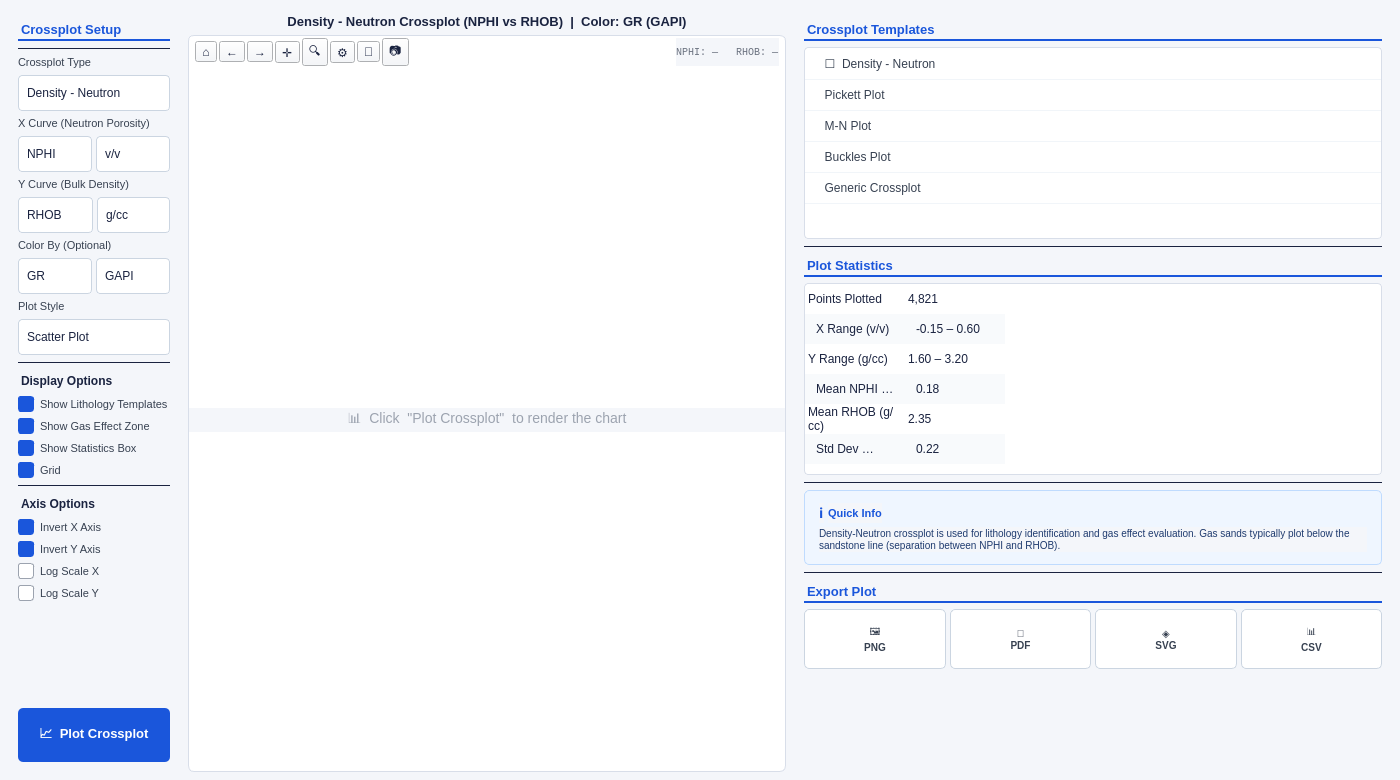
This is notebooks/day-25-petrophysics/ui/advance_crossplot_widget.ui in Ashraf-ISM/100-Days-of-Python-for-Oil-Gas-Subsurface-Analytics as Qt 5 draws it before an edit. The edited form follows.
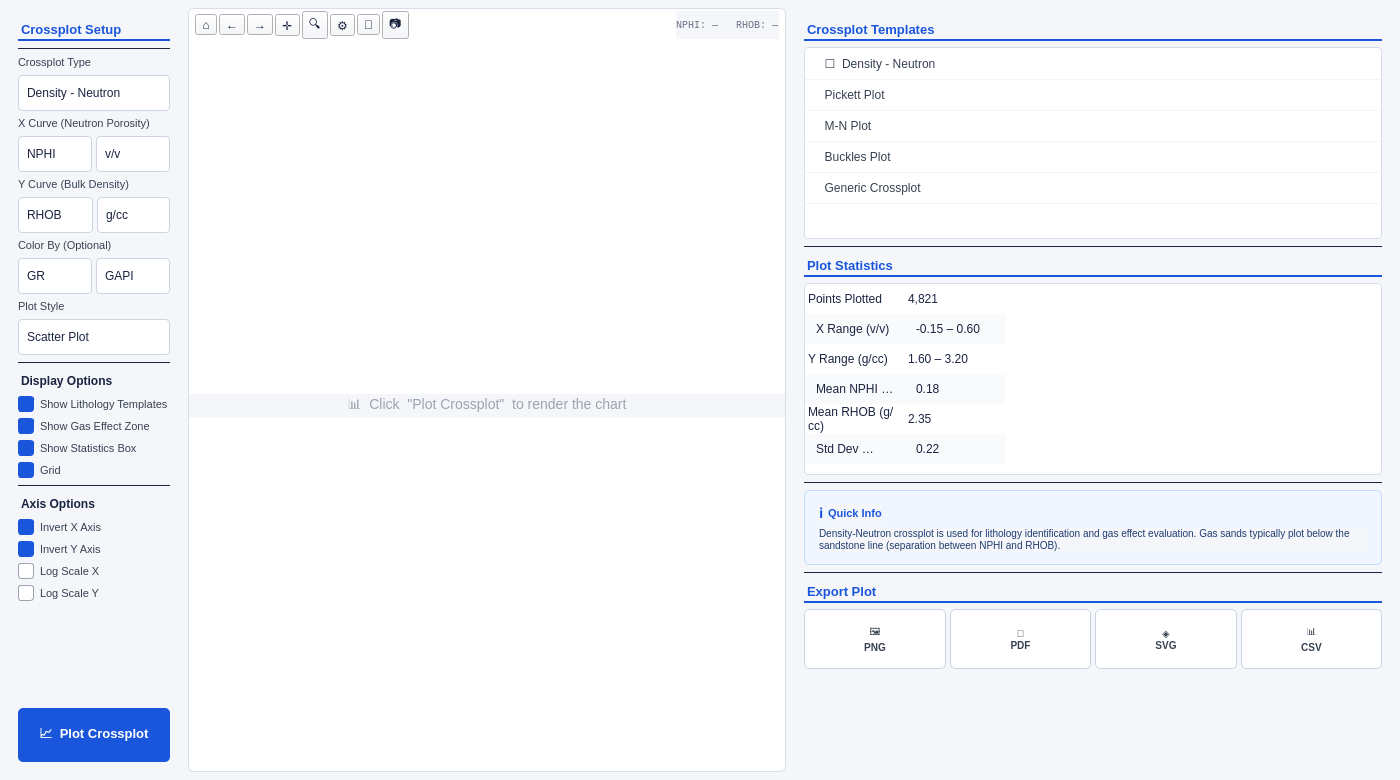
This is the edited form.

Commit message: advance cross plot ui updated

```diff
--- a/notebooks/day-25-petrophysics/ui/advance_crossplot_widget.ui
+++ b/notebooks/day-25-petrophysics/ui/advance_crossplot_widget.ui
@@ -676,19 +676,6 @@
      <property name="bottomMargin">
       <number>0</number>
      </property>
-     <item>
-      <widget class="QLabel" name="lblPlotTitle">
-       <property name="styleSheet">
-        <string>font-size:13px; font-weight:bold; color:#1A2340; padding:6px 0px;</string>
-       </property>
-       <property name="text">
-        <string>Density - Neutron Crossplot (NPHI vs RHOB)  |  Color: GR (GAPI)</string>
-       </property>
-       <property name="alignment">
-        <set>Qt::AlignCenter</set>
-       </property>
-      </widget>
-     </item>
      <item>
       <widget class="QFrame" name="plotFrame">
        <property name="frameShape">
```
